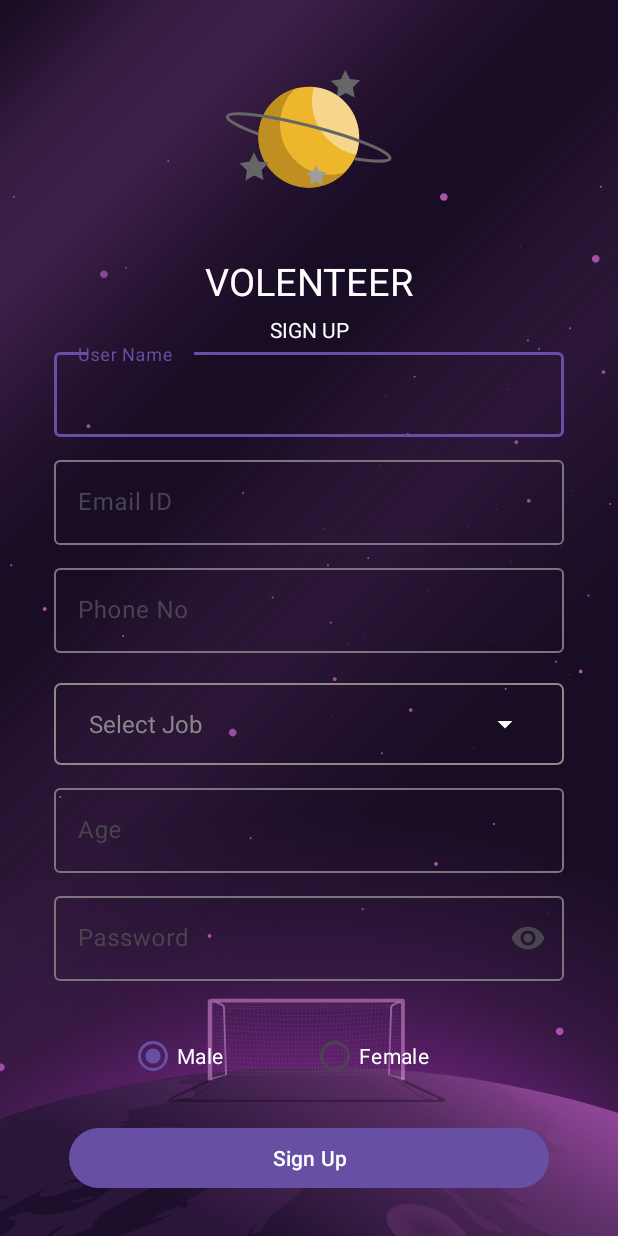
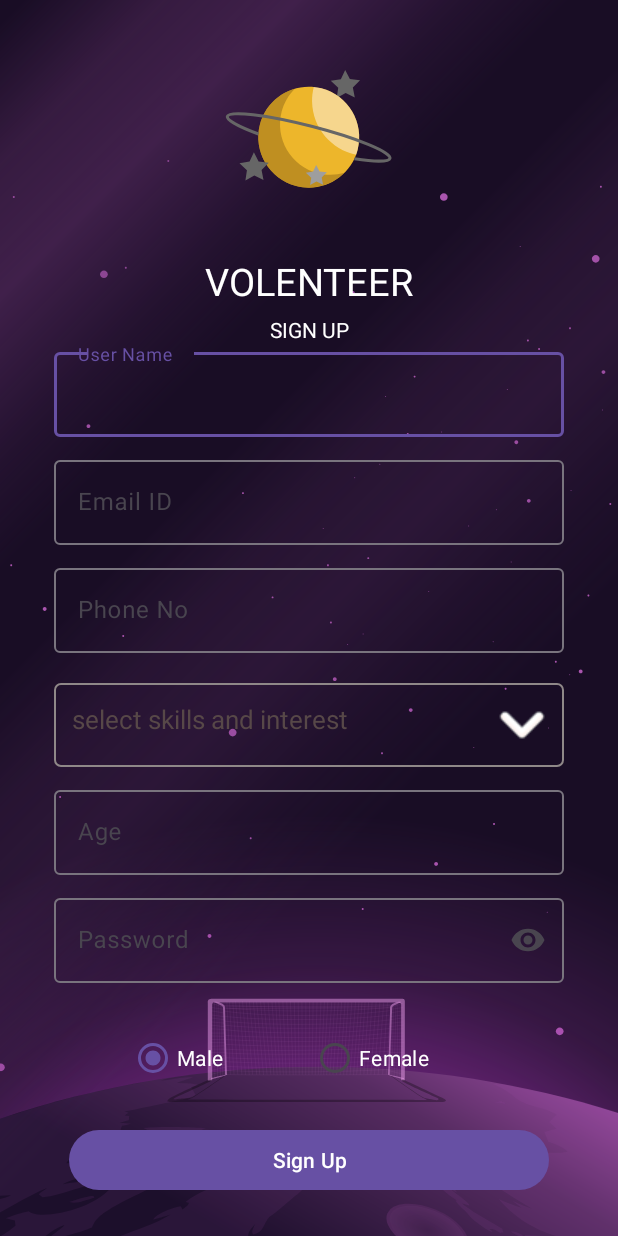
Before and after one commit to harsh9165253988/kenjy_tris, an Android app: the userSignup screen opened directly, with no data from a screen before it, on a phone screen of 412 x 824 dp. Run offline under Robolectric (Android 15) with nearby library versions, the phone set to English and light mode, and no system bars; our stand-ins replace Firebase (no records; nobody signed in at launch, a user with empty details on screens opened directly); libraries missing offline, so code that uses them is left out: com.basgeekball.awesomevalidation; 6 statements that could not run were skipped.

Commit message:
multiple job and interest selection

```diff
--- a/app/build.gradle.kts
+++ b/app/build.gradle.kts
@@ -44,4 +44,6 @@ dependencies {
     implementation ("com.airbnb.android:lottie:6.1.0")
     implementation(platform("com.google.firebase:firebase-bom:32.5.0"))
     implementation("com.google.firebase:firebase-database")
+
+
 }
--- a/app/src/main/java/com/example/project/userSignup.java
+++ b/app/src/main/java/com/example/project/userSignup.java
@@ -1,8 +1,10 @@
 package com.example.project;
 
 import androidx.annotation.NonNull;
+import androidx.appcompat.app.AlertDialog;
 import androidx.appcompat.app.AppCompatActivity;
 
+import android.content.DialogInterface;
 import android.content.Intent;
 import android.graphics.Color;
 import android.os.Bundle;
@@ -11,8 +13,10 @@ import android.util.Patterns;
 import android.view.View;
 import android.widget.AdapterView;
 import android.widget.ArrayAdapter;
+import android.widget.AutoCompleteTextView;
 import android.widget.Button;
 import android.widget.EditText;
+import android.widget.MultiAutoCompleteTextView;
 import android.widget.RadioButton;
 import android.widget.Spinner;
 import android.widget.TextView;
@@ -29,6 +33,12 @@ import com.google.firebase.auth.AuthResult;
 import com.google.firebase.auth.FirebaseAuth;
 import com.google.firebase.database.DatabaseReference;
 import com.google.firebase.database.FirebaseDatabase;
+
+import java.util.ArrayList;
+import java.util.Arrays;
+import java.util.Collection;
+import java.util.Collections;
+import java.util.List;
 
 public class userSignup extends AppCompatActivity {
 
@@ -51,6 +61,11 @@ private  EditText fullname;
     @Override
     protected void onCreate(Bundle savedInstanceState) {
         super.onCreate(savedInstanceState);
+
+      TextView jobSelectonMenu;
+      boolean [] selectjob;
+        ArrayList<Integer> jobList =new ArrayList<>();
+        String[] jobarray = getResources().getStringArray(R.array.job_options);
         setContentView(R.layout.activity_user_signup);
 
         firebaseAuth = FirebaseAuth.getInstance();
@@ -64,40 +79,59 @@ private  EditText fullname;
         F=findViewById(R.id.radioFemale);
         requestButton = findViewById(R.id.buttonSign);
         alreadySignin = findViewById(R.id.already_signin);
-        Spinner spinnerJob = findViewById(R.id.spinneJoblist);
-        ArrayAdapter<CharSequence> adapter = ArrayAdapter.createFromResource(
-                this,
-                R.array.job_options,
-                android.R.layout.simple_spinner_item
-        );
-
-// Set the layout resource for each spinner item
-        adapter.setDropDownViewResource(android.R.layout.simple_spinner_dropdown_item);
-
-// Set the adapter to the spinner
-        spinnerJob.setAdapter(adapter);
-
-// Set a listener to handle the selection
-        spinnerJob.setOnItemSelectedListener(new AdapterView.OnItemSelectedListener() {
+        jobSelectonMenu=findViewById(R.id.jobSelection);
+        selectjob= new boolean[jobarray.length];
+        jobSelectonMenu.setOnClickListener(new View.OnClickListener() {
             @Override
-            public void onItemSelected(AdapterView<?> parentView, View selectedItemView, int position, long id) {
-                // If the hint item is selected, set the text color to gray
-                if (position == 0) {
-                    ((TextView) parentView.getChildAt(0)).setTextColor(Color.GRAY);
-                } else {
-                    // Set the selected item text color to black
-                    ((TextView) parentView.getChildAt(0)).setTextColor(Color.WHITE);
-                }
-            }
-
-            @Override
-            public void onNothingSelected(AdapterView<?> parentView) {
-                // Do nothing here
+            public void onClick(View view) {
+                AlertDialog.Builder builder =new AlertDialog.Builder(userSignup.this);
+                builder.setTitle("Select job");
+                builder.setCancelable(false);
+                builder.setMultiChoiceItems(jobarray, selectjob, new DialogInterface.OnMultiChoiceClickListener() {
+                    @Override
+                    public void onClick(DialogInterface dialogInterface, int i, boolean b) {
+                        if (b){
+                            jobList.add(i);
+                            Collections.sort(jobList);
+                        }else {
+                            jobList.remove(i);
+                        }
+                    }
+                });
+                builder.setPositiveButton("Ok", new DialogInterface.OnClickListener() {
+                    @Override
+                    public void onClick(DialogInterface dialogInterface, int i) {
+                        StringBuilder stringBuilder=new StringBuilder();
+                        for(int j=0;j<jobList.size();j++){
+                            stringBuilder.append(jobarray[jobList.get(j)]);
+                            if(j!=jobList.size()-1){
+                                stringBuilder.append(", ");
+                            }
+                        }
+                        jobSelectonMenu.setText(stringBuilder.toString());
+                    }
+                });
+                builder.setNegativeButton("cancel", new DialogInterface.OnClickListener() {
+                    @Override
+                    public void onClick(DialogInterface dialogInterface, int i) {
+                        dialogInterface.dismiss();
+                    }
+                });
+                builder.setNeutralButton("clear all", new DialogInterface.OnClickListener() {
+                    @Override
+                    public void onClick(DialogInterface dialogInterface, int i) {
+                        for(int j=0;j<selectjob.length;j++){
+                            selectjob[j]=false;
+                            jobList.clear();
+                            jobSelectonMenu.setText("");
+                        }
+                    }
+                });
+                builder.show();
             }
         });
 
-// Set the hint as the default selection
-        spinnerJob.setSelection(0, false);
+
 
 
 
--- a/app/src/main/res/layout/activity_user_signup.xml
+++ b/app/src/main/res/layout/activity_user_signup.xml
@@ -112,27 +112,20 @@
                         android:textColor="#FFFFFF" />
 
                 </com.google.android.material.textfield.TextInputLayout>
+<TextView
+    android:layout_width="match_parent"
+    android:layout_height="wrap_content"
+    android:id="@+id/jobSelection"
+    android:layout_margin="10dp"
+    android:hint="select skills and interest"
+    android:textColorHint="#574848"
+    android:textSize="17dp"
 
-                <com.google.android.material.textfield.TextInputLayout
-                    android:id="@+id/joblist"
-                    android:layout_width="match_parent"
-                    android:layout_height="wrap_content"
-                    android:layout_margin="10dp"
-                    android:background="@drawable/spinner_border"
-                    android:ems="10"
-                    android:hint="Job List"
-                    app:boxStrokeColor="#877878"
-                    android:textColorHint="#FFFFFF"
-                    app:hintEnabled="true"
-                    app:hintTextColor="#FFFFFF">
-
-                    <Spinner
-                        android:id="@+id/spinneJoblist"
-                        style="@style/SpinnerStyle"
-
-                        android:visibility="visible" />
-
-                </com.google.android.material.textfield.TextInputLayout>
+    android:padding="12dp"
+    android:drawablePadding="16dp"
+    android:drawableEnd="@drawable/dropdown1"
+    android:ems="10"
+    android:background="@drawable/spinner_border"/>
 
                 <com.google.android.material.textfield.TextInputLayout
                     android:layout_width="match_parent"
@@ -198,6 +191,7 @@
                         android:textColorHighlight="#FFC30E" /> <!-- Add margin to the start (left side) -->
                 </RadioGroup>
 
+
                 <Button
                     android:id="@+id/buttonSign"
                     android:layout_margin="20dp"
@@ -216,6 +210,7 @@
                     android:text="@string/already_member"/>
 
             </LinearLayout>
+
         </ScrollView>
 
 
--- a/app/src/main/res/values/jobList.xml
+++ b/app/src/main/res/values/jobList.xml
@@ -1,11 +1,19 @@
 <?xml version="1.0" encoding="utf-8"?>
 <resources>
     <string-array name="job_options">
-        <item>Select Job</item>
-        <item>Astronaut</item>
-        <item>space engineer</item>
-        <item>tailer</item>
-        <!-- Add more items as needed -->
+        <item>Communication and nevigation(satellites)</item>
+        <item>space farming</item>
+        <item>space architecture</item>
+        <item>Life support system</item>
+        <item>Medical support staff</item>
+        <item>Doctor(surgeon)</item>
+        <item>Combat and tactics</item>
+        <item>Piolet(Spacecraft)</item>
+        <item>Astrobiologist</item>
+        <item>Material Scientist</item>
+        <item>Astronomer</item>
+        <item>Planetary Scientist</item>
+
     </string-array>
 
 </resources>
```
Also changed, not shown: app/src/main/res/drawable/dropdown1.png (added).
